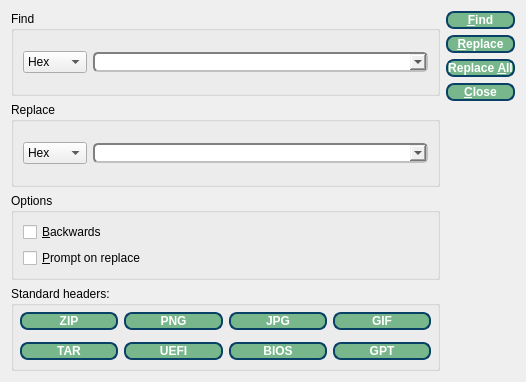
The window that IMSProg_programmer/searchdialog.ui (bigbigmdm/IMSProg) describes before a commit, drawn with Qt 5.
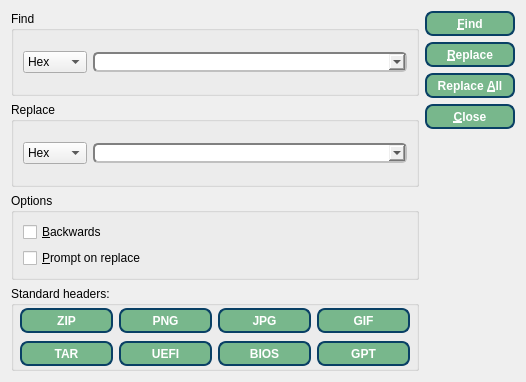
The same window after the commit.

The edit to the form file:
```diff
--- a/IMSProg_programmer/searchdialog.ui
+++ b/IMSProg_programmer/searchdialog.ui
@@ -156,6 +156,12 @@
             </property>
             <item>
              <widget class="QPushButton" name="pb_zip">
+              <property name="minimumSize">
+               <size>
+                <width>90</width>
+                <height>25</height>
+               </size>
+              </property>
               <property name="styleSheet">
                <string notr="true">color: rgb(255, 255, 255);
 background-color: rgb(120, 183, 140);
@@ -169,6 +175,12 @@
             </item>
             <item>
              <widget class="QPushButton" name="pb_png">
+              <property name="minimumSize">
+               <size>
+                <width>90</width>
+                <height>25</height>
+               </size>
+              </property>
               <property name="styleSheet">
                <string notr="true">color: rgb(255, 255, 255);
 background-color: rgb(120, 183, 140);
@@ -182,6 +194,12 @@
             </item>
             <item>
              <widget class="QPushButton" name="pb_jpg">
+              <property name="minimumSize">
+               <size>
+                <width>90</width>
+                <height>25</height>
+               </size>
+              </property>
               <property name="styleSheet">
                <string notr="true">color: rgb(255, 255, 255);
 background-color: rgb(120, 183, 140);
@@ -195,6 +213,12 @@
             </item>
             <item>
              <widget class="QPushButton" name="pb_gif">
+              <property name="minimumSize">
+               <size>
+                <width>90</width>
+                <height>25</height>
+               </size>
+              </property>
               <property name="styleSheet">
                <string notr="true">color: rgb(255, 255, 255);
 background-color: rgb(120, 183, 140);
@@ -215,6 +239,12 @@
             </property>
             <item>
              <widget class="QPushButton" name="pb_tar">
+              <property name="minimumSize">
+               <size>
+                <width>90</width>
+                <height>25</height>
+               </size>
+              </property>
               <property name="styleSheet">
                <string notr="true">color: rgb(255, 255, 255);
 background-color: rgb(120, 183, 140);
@@ -228,6 +258,12 @@
             </item>
             <item>
              <widget class="QPushButton" name="pb_uefi">
+              <property name="minimumSize">
+               <size>
+                <width>90</width>
+                <height>25</height>
+               </size>
+              </property>
               <property name="styleSheet">
                <string notr="true">color: rgb(255, 255, 255);
 background-color: rgb(120, 183, 140);
@@ -241,6 +277,12 @@
             </item>
             <item>
              <widget class="QPushButton" name="pb_bios">
+              <property name="minimumSize">
+               <size>
+                <width>90</width>
+                <height>25</height>
+               </size>
+              </property>
               <property name="styleSheet">
                <string notr="true">color: rgb(255, 255, 255);
 background-color: rgb(120, 183, 140);
@@ -254,6 +296,12 @@
             </item>
             <item>
              <widget class="QPushButton" name="pb_gpt">
+              <property name="minimumSize">
+               <size>
+                <width>90</width>
+                <height>25</height>
+               </size>
+              </property>
               <property name="styleSheet">
                <string notr="true">color: rgb(255, 255, 255);
 background-color: rgb(120, 183, 140);
@@ -278,6 +326,12 @@
     <layout class="QVBoxLayout" name="verticalLayout">
      <item>
       <widget class="QPushButton" name="pbFind">
+       <property name="minimumSize">
+        <size>
+         <width>90</width>
+         <height>25</height>
+        </size>
+       </property>
        <property name="styleSheet">
         <string notr="true">color: rgb(255, 255, 255);
 background-color: rgb(120, 183, 140);
@@ -297,6 +351,12 @@
      </item>
      <item>
       <widget class="QPushButton" name="pbReplace">
+       <property name="minimumSize">
+        <size>
+         <width>90</width>
+         <height>25</height>
+        </size>
+       </property>
        <property name="styleSheet">
         <string notr="true">color: rgb(255, 255, 255);
 background-color: rgb(120, 183, 140);
@@ -310,6 +370,12 @@
      </item>
      <item>
       <widget class="QPushButton" name="pbReplaceAll">
+       <property name="minimumSize">
+        <size>
+         <width>90</width>
+         <height>25</height>
+        </size>
+       </property>
        <property name="styleSheet">
         <string notr="true">color: rgb(255, 255, 255);
 background-color: rgb(120, 183, 140);
@@ -323,6 +389,12 @@
      </item>
      <item>
       <widget class="QPushButton" name="pbCancel">
+       <property name="minimumSize">
+        <size>
+         <width>90</width>
+         <height>25</height>
+        </size>
+       </property>
        <property name="styleSheet">
         <string notr="true">color: rgb(255, 255, 255);
 background-color: rgb(120, 183, 140);
```
